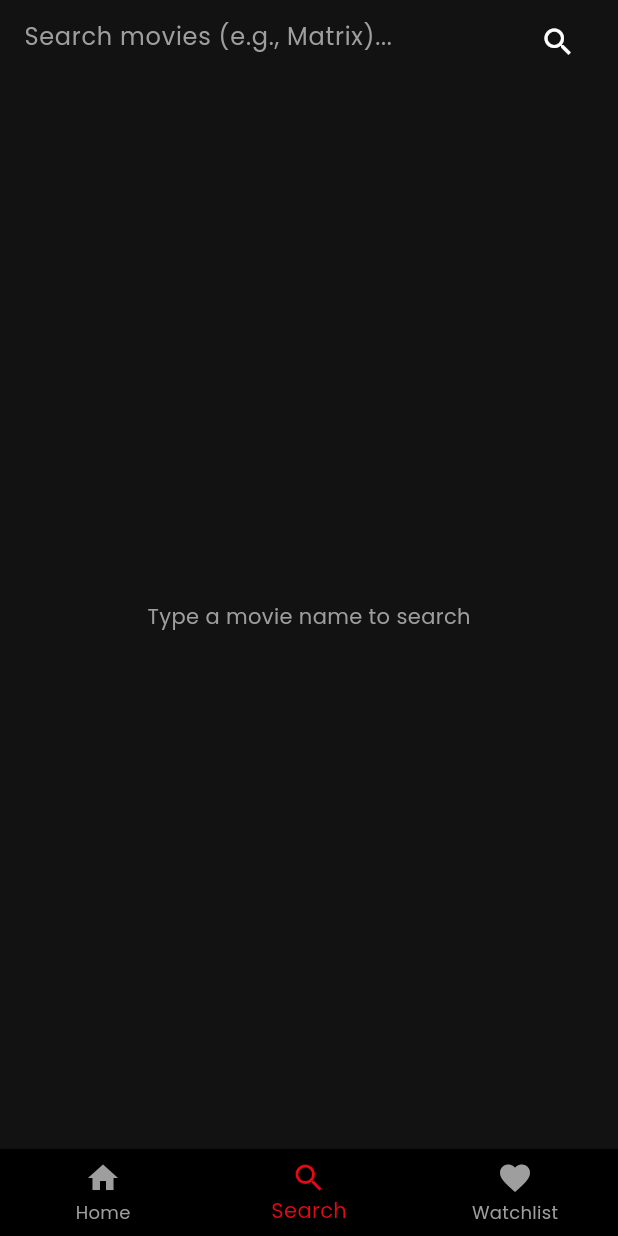
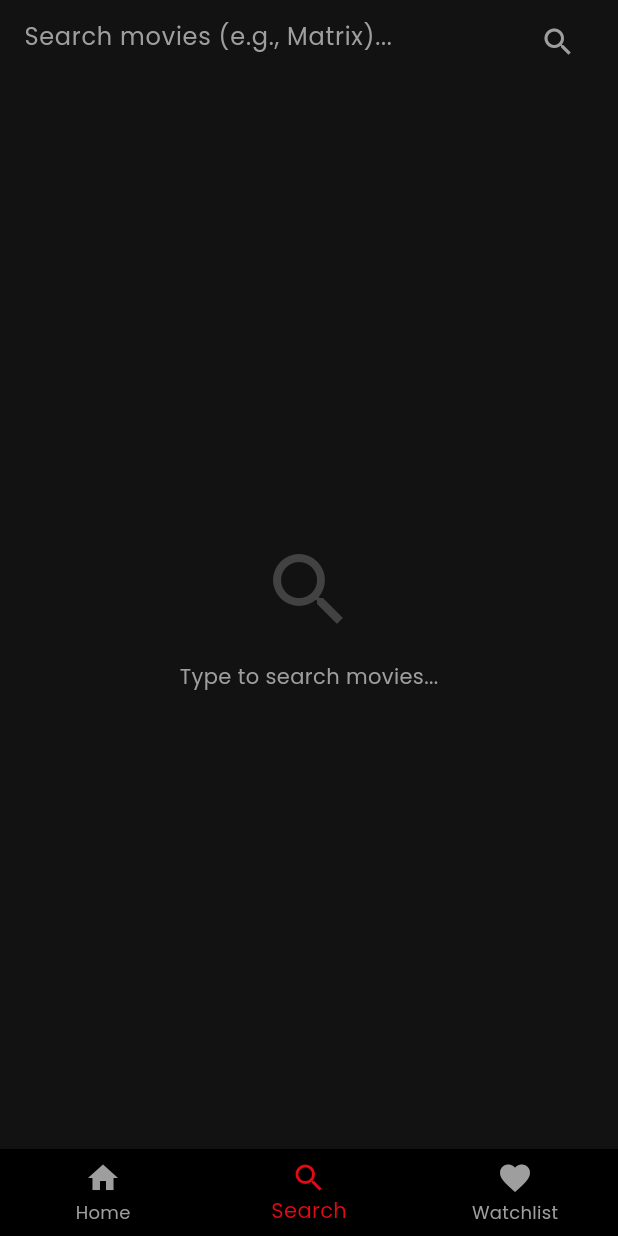
Before and after one commit to WaelFer/cine_quest, a Flutter app: the screen it shows after launch, item 2 of the bottom bar chosen, on a phone screen of 412 x 824 dp. Run offline on Flutter 3.47's test engine with Material 3 defaults, Android fonts, the phone set to English and light mode, and no system bars; our stand-ins replace cached_network_image, flutter_riverpod, google_fonts, shared_preferences; network calls fail.

Commit message:
Feat: Add debounced search-as-you-type functionality

```diff
--- a/lib/features/movies/presentation/screens/search_screen.dart
+++ b/lib/features/movies/presentation/screens/search_screen.dart
@@ -1,3 +1,4 @@
+import 'dart:async'; // Required for the Timer
 import 'package:flutter/material.dart';
 import '../../data/api_service.dart';
 import '../widgets/movie_card.dart';
@@ -15,25 +16,53 @@ class _SearchScreenState extends State<SearchScreen> {
 
   List<dynamic> _searchResults = [];
   bool _isLoading = false;
-  bool _hasError = false; // New state variable for errors
+  bool _hasError = false;
 
-  void _search() async {
-    if (_controller.text.isEmpty) return;
+  // The Timer for "Debouncing" (waiting before searching)
+  Timer? _debounce;
 
-    // Reset states before starting
+  @override
+  void dispose() {
+    // Cancel the timer when we leave the screen to stop memory leaks
+    _debounce?.cancel();
+    _controller.dispose();
+    super.dispose();
+  }
+
+  // This function runs every time you type a letter
+  void _onSearchChanged(String query) {
+    // 1. Cancel the previous timer (if the user is still typing)
+    if (_debounce?.isActive ?? false) _debounce!.cancel();
+
+    // 2. Start a new timer for 500ms (0.5 seconds)
+    _debounce = Timer(const Duration(milliseconds: 500), () {
+      // 3. If user stopped typing for 500ms, run the search
+      if (query.isNotEmpty) {
+        _performSearch(query);
+      } else {
+        // If text is empty, clear results
+        setState(() {
+          _searchResults = [];
+          _hasError = false;
+        });
+      }
+    });
+  }
+
+  // Renamed to _performSearch to separate logic
+  void _performSearch(String query) async {
     setState(() {
       _isLoading = true;
       _hasError = false;
     });
 
     try {
-      final movies = await _apiService.searchMovies(_controller.text);
+      final movies = await _apiService.searchMovies(query);
       setState(() {
         _searchResults = movies;
         _isLoading = false;
       });
     } catch (e) {
-      // If it fails, show the Error Screen
       setState(() {
         _isLoading = false;
         _hasError = true;
@@ -48,22 +77,28 @@ class _SearchScreenState extends State<SearchScreen> {
         title: TextField(
           controller: _controller,
           style: const TextStyle(color: Colors.white),
+          // Call our new function whenever text changes
+          onChanged: _onSearchChanged,
           decoration: InputDecoration(
             hintText: 'Search movies (e.g., Matrix)...',
             hintStyle: const TextStyle(color: Colors.grey),
             border: InputBorder.none,
-            suffixIcon: IconButton(
-              icon: const Icon(Icons.search, color: Colors.white),
-              onPressed: _search,
-            ),
+            // Clear button instead of Search button
+            suffixIcon: _controller.text.isNotEmpty
+                ? IconButton(
+                    icon: const Icon(Icons.clear, color: Colors.white),
+                    onPressed: () {
+                      _controller.clear();
+                      _onSearchChanged(''); // Clear results
+                    },
+                  )
+                : const Icon(Icons.search, color: Colors.grey),
           ),
-          onSubmitted: (_) => _search(),
         ),
       ),
       body: _isLoading
           ? const Center(child: CircularProgressIndicator())
           : _hasError
-          // --- ERROR UI (Matches Home & Watchlist) ---
           ? Center(
               child: Column(
                 mainAxisAlignment: MainAxisAlignment.center,
@@ -73,7 +108,8 @@ class _SearchScreenState extends State<SearchScreen> {
                   const Text("No Internet Connection", style: TextStyle(fontSize: 18, color: Colors.grey)),
                   const SizedBox(height: 16),
                   ElevatedButton.icon(
-                    onPressed: _search, // Retry the search with existing text
+                    // Retry with current text
+                    onPressed: () => _performSearch(_controller.text),
                     icon: const Icon(Icons.refresh),
                     label: const Text("Retry"),
                     style: ElevatedButton.styleFrom(
@@ -84,10 +120,16 @@ class _SearchScreenState extends State<SearchScreen> {
                 ],
               ),
             )
-          // -------------------------------------------
           : _searchResults.isEmpty
-          ? const Center(
-              child: Text("Type a movie name to search", style: TextStyle(color: Colors.grey)),
+          ? Center(
+              child: Column(
+                mainAxisAlignment: MainAxisAlignment.center,
+                children: [
+                  Icon(Icons.search, size: 64, color: Colors.grey[800]),
+                  const SizedBox(height: 16),
+                  const Text("Type to search movies...", style: TextStyle(color: Colors.grey)),
+                ],
+              ),
             )
           : GridView.builder(
               padding: const EdgeInsets.all(10),
```
